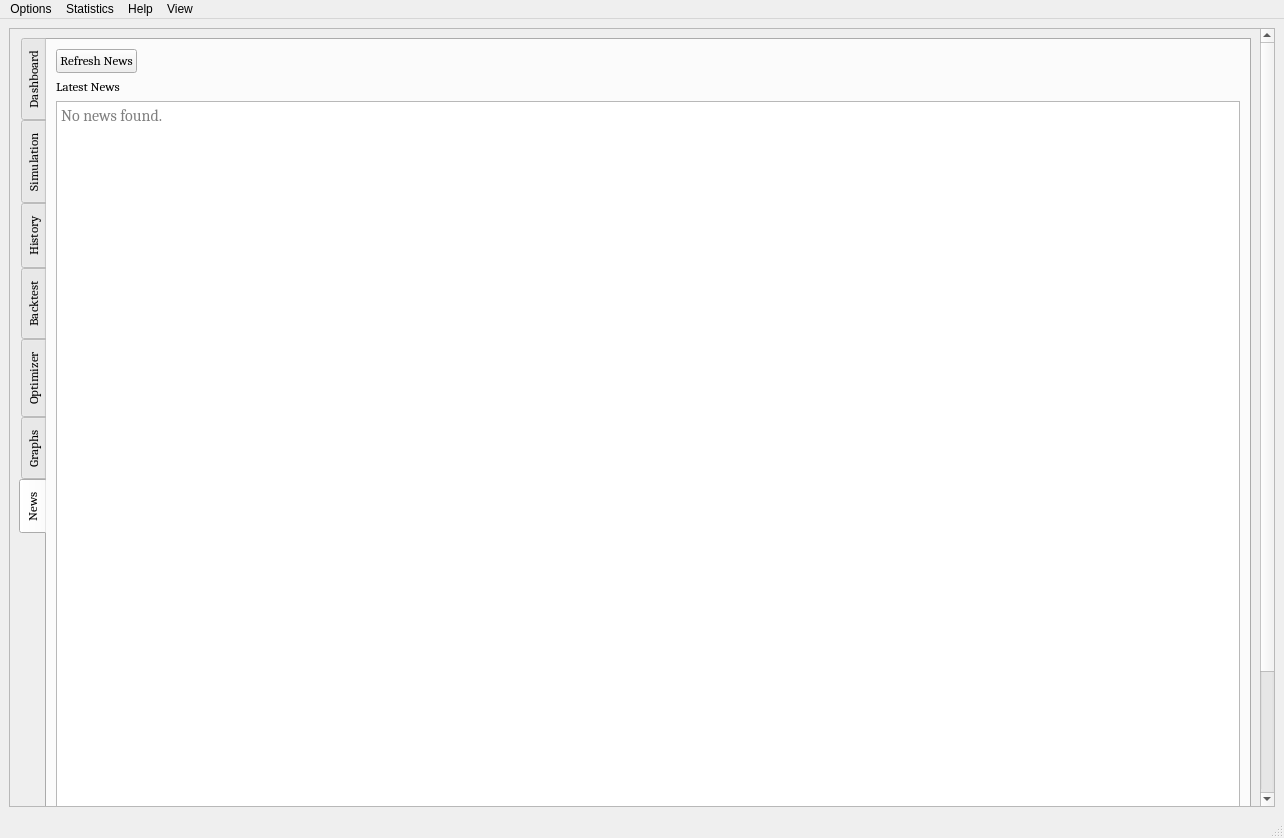
Old version of the form UI/algobot.ui in the repository ZENALC/algobot.
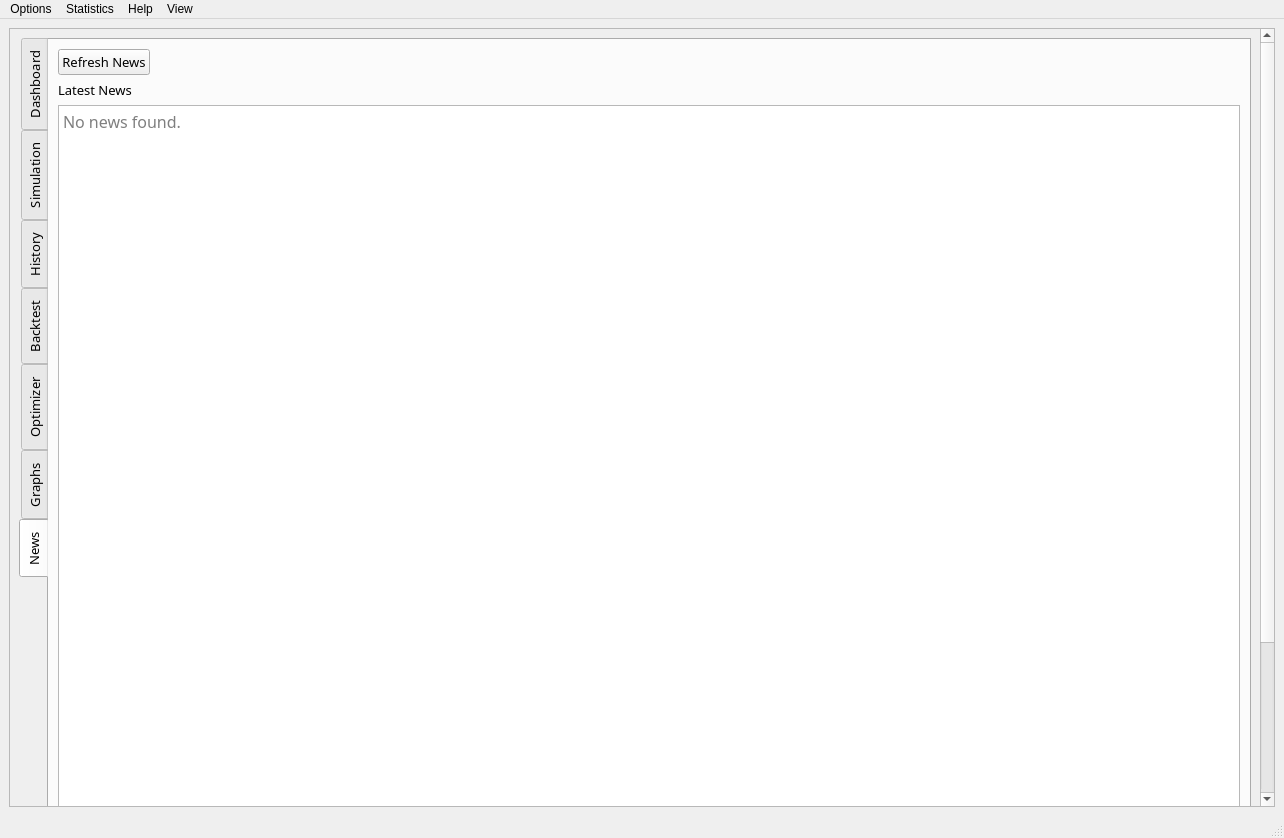
New version of the form. The open tabs and pages were chosen to show the change. Icons and pictures are not drawn. Custom widgets are drawn as their Qt base class.

Commit message: changed font to optima (#119)

Diff of the .ui file:
```diff
--- a/UI/algobot.ui
+++ b/UI/algobot.ui
@@ -46,8 +46,8 @@
         <rect>
          <x>0</x>
          <y>0</y>
-         <width>1247</width>
-         <height>868</height>
+         <width>1243</width>
+         <height>927</height>
         </rect>
        </property>
        <layout class="QVBoxLayout" name="verticalLayout_11">
@@ -61,7 +61,7 @@
           </property>
           <property name="font">
            <font>
-            <family>Cambria</family>
+            <family>Optima</family>
             <pointsize>10</pointsize>
            </font>
           </property>
@@ -2175,8 +2175,8 @@
                <string>&lt;!DOCTYPE HTML PUBLIC &quot;-//W3C//DTD HTML 4.0//EN&quot; &quot;http://www.w3.org/TR/REC-html40/strict.dtd&quot;&gt;
 &lt;html&gt;&lt;head&gt;&lt;meta name=&quot;qrichtext&quot; content=&quot;1&quot; /&gt;&lt;style type=&quot;text/css&quot;&gt;
 p, li { white-space: pre-wrap; }
-&lt;/style&gt;&lt;/head&gt;&lt;body style=&quot; font-family:'Cambria'; font-size:12pt; font-weight:400; font-style:normal;&quot;&gt;
-&lt;p style=&quot;-qt-paragraph-type:empty; margin-top:0px; margin-bottom:0px; margin-left:0px; margin-right:0px; -qt-block-indent:0; text-indent:0px; font-size:10pt;&quot;&gt;&lt;br /&gt;&lt;/p&gt;&lt;/body&gt;&lt;/html&gt;</string>
+&lt;/style&gt;&lt;/head&gt;&lt;body style=&quot; font-family:'Optima'; font-size:12pt; font-weight:400; font-style:normal;&quot;&gt;
+&lt;p style=&quot;-qt-paragraph-type:empty; margin-top:0px; margin-bottom:0px; margin-left:0px; margin-right:0px; -qt-block-indent:0; text-indent:0px; font-family:'Cambria'; font-size:10pt;&quot;&gt;&lt;br /&gt;&lt;/p&gt;&lt;/body&gt;&lt;/html&gt;</string>
               </property>
               <property name="placeholderText">
                <string>No news found.</string>
```
Left out of the diff: 2 changed lines with no effect on the pictures.
